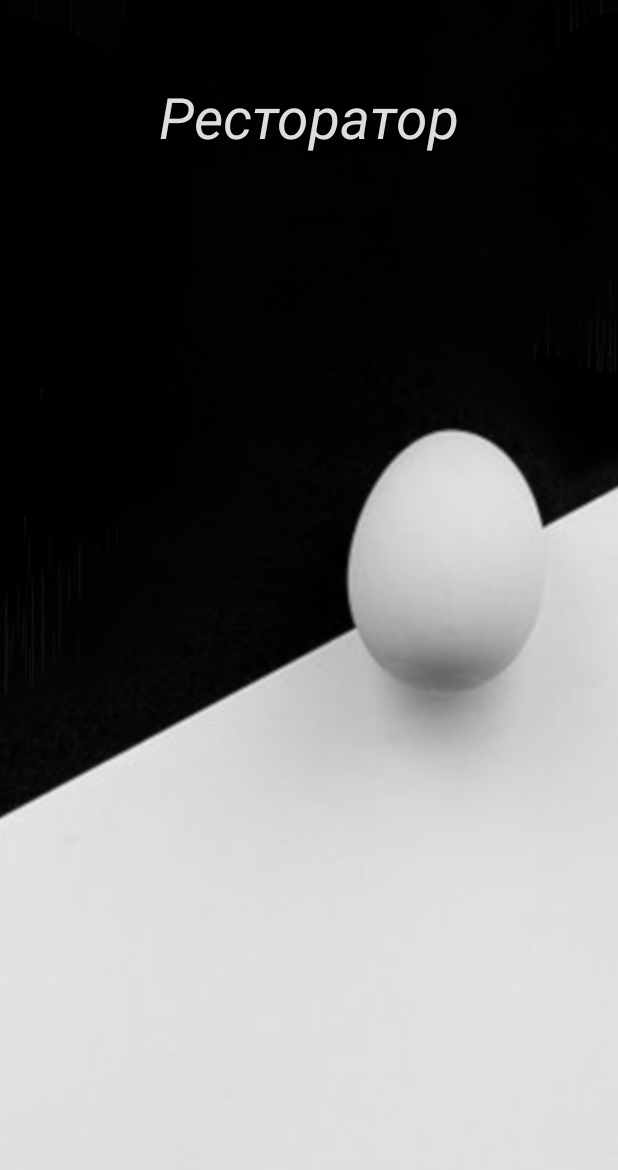
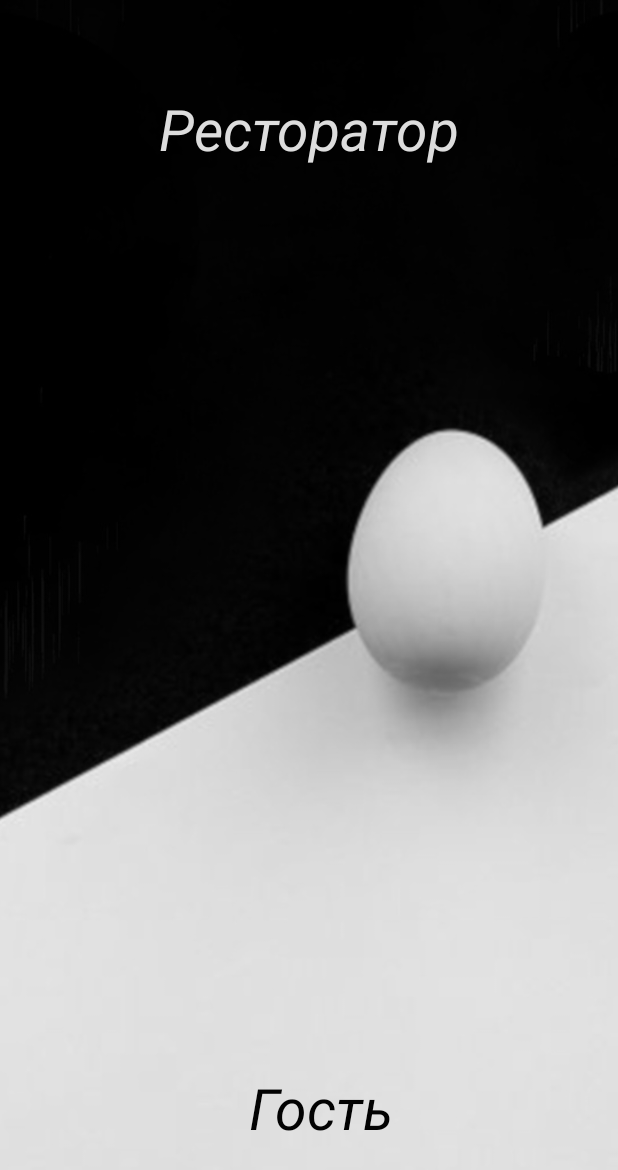
Before and after one commit to amosh443/foodfix, an Android app: the screen it shows after launch (UserChoice), on a phone screen of 412 x 824 dp. Shown: the top 1170 px of the screen. Run offline under Robolectric (Android 15) with nearby library versions, the phone set to English and light mode, and no system bars.

Commit message:
activity_user
Расположение надписи снизу (не очень удачно привязка по пикселям)

```diff
--- a/app/src/main/res/layout/activity_user.xml
+++ b/app/src/main/res/layout/activity_user.xml
@@ -10,10 +10,11 @@
         android:scaleType="centerCrop"
         android:src="@drawable/user"/>
 
-    <LinearLayout
+    <RelativeLayout
         android:layout_width="match_parent"
         android:layout_height="match_parent"
         android:orientation="vertical"
+        android:gravity="center"
         tools:context=".UserChoice">
 
         <TextView
@@ -21,7 +22,7 @@
             android:layout_width="wrap_content"
             android:layout_height="wrap_content"
             android:layout_gravity="center"
-            android:paddingVertical="52dp"
+            android:paddingVertical="60dp"
             android:paddingLeft="10dp"
             android:paddingRight="10dp"
             android:text="@string/Restorator"
@@ -33,13 +34,15 @@
             android:id="@+id/user"
             android:layout_width="wrap_content"
             android:layout_height="wrap_content"
-            android:layout_gravity="center"
-            android:gravity="bottom"
+            android:layout_alignParentBottom="true"
             android:text="@string/User"
             android:textColor="@color/colorUser"
             android:textSize="38sp"
+            android:paddingLeft="70sp"
+            android:paddingRight="10sp"
+            android:paddingBottom="60sp"
             android:textStyle="italic" />
 
 
-    </LinearLayout>
+    </RelativeLayout>
 </FrameLayout>
```
